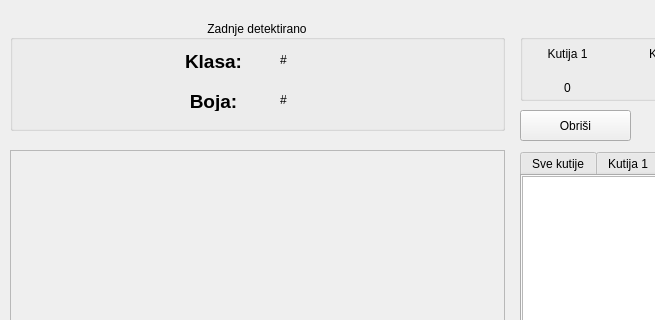
Above: qtapp/MainWindow.ui from vsimundic/ugrsshapesdetection before the change; both pictures show x 0 to 655 and y 0 to 320 of the 1030 by 550 pixel window. Below: the same form after it.
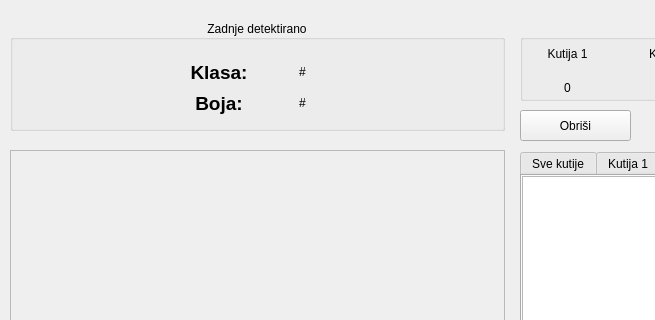
That is the form after the change.

Patch:
```diff
--- a/qtapp/MainWindow.ui
+++ b/qtapp/MainWindow.ui
@@ -265,15 +265,20 @@
     <property name="alignment">
      <set>Qt::AlignCenter</set>
     </property>
+    <widget class="QWidget" name="">
+     <property name="geometry">
+      <rect>
+       <x>170</x>
+       <y>40</y>
+       <width>161</width>
+       <height>56</height>
+      </rect>
+     </property>
+     <layout class="QVBoxLayout" name="verticalLayout_2">
+      <item>
+       <layout class="QHBoxLayout" name="horizontalLayout_3">
+        <item>
     <widget class="QLabel" name="lb_class">
-     <property name="geometry">
-      <rect>
-       <x>170</x>
-       <y>30</y>
-       <width>67</width>
-       <height>21</height>
-      </rect>
-     </property>
      <property name="text">
       <string>&lt;html&gt;&lt;head/&gt;&lt;body&gt;&lt;p&gt;&lt;span style=&quot; font-size:14pt; font-weight:600;&quot;&gt;Klasa:&lt;/span&gt;&lt;/p&gt;&lt;/body&gt;&lt;/html&gt;</string>
      </property>
@@ -284,15 +289,26 @@
       <set>Qt::AlignCenter</set>
      </property>
     </widget>
+        </item>
+        <item>
+         <widget class="QLabel" name="lb_class_name">
+          <property name="text">
+           <string>#</string>
+          </property>
+          <property name="textFormat">
+           <enum>Qt::RichText</enum>
+          </property>
+          <property name="alignment">
+           <set>Qt::AlignCenter</set>
+          </property>
+         </widget>
+        </item>
+       </layout>
+      </item>
+      <item>
+       <layout class="QHBoxLayout" name="horizontalLayout_4">
+        <item>
     <widget class="QLabel" name="lb_color">
-     <property name="geometry">
-      <rect>
-       <x>170</x>
-       <y>70</y>
-       <width>67</width>
-       <height>21</height>
-      </rect>
-     </property>
      <property name="text">
       <string>&lt;html&gt;&lt;head/&gt;&lt;body&gt;&lt;p&gt;&lt;span style=&quot; font-size:14pt; font-weight:600;&quot;&gt;Boja:&lt;/span&gt;&lt;/p&gt;&lt;/body&gt;&lt;/html&gt;</string>
      </property>
@@ -303,34 +319,9 @@
       <set>Qt::AlignCenter</set>
      </property>
     </widget>
-    <widget class="QLabel" name="lb_class_name">
-     <property name="geometry">
-      <rect>
-       <x>240</x>
-       <y>30</y>
-       <width>67</width>
-       <height>21</height>
-      </rect>
-     </property>
-     <property name="text">
-      <string>#</string>
-     </property>
-     <property name="textFormat">
-      <enum>Qt::RichText</enum>
-     </property>
-     <property name="alignment">
-      <set>Qt::AlignCenter</set>
-     </property>
-    </widget>
+        </item>
+        <item>
     <widget class="QLabel" name="lb_color_name">
-     <property name="geometry">
-      <rect>
-       <x>240</x>
-       <y>70</y>
-       <width>67</width>
-       <height>21</height>
-      </rect>
-     </property>
      <property name="text">
       <string>#</string>
      </property>
@@ -341,6 +332,16 @@
       <set>Qt::AlignCenter</set>
      </property>
     </widget>
+        </item>
+       </layout>
+      </item>
+     </layout>
+    </widget>
+    <zorder>lb_class</zorder>
+    <zorder>lb_color</zorder>
+    <zorder>lb_class_name</zorder>
+    <zorder>lb_color_name</zorder>
+    <zorder></zorder>
    </widget>
    <widget class="QGroupBox" name="groupBox_NumberOfElements">
     <property name="enabled">
```
Left out of the diff: 23 changed lines with no effect on the pictures. Lines whose indentation alone changed are shown as unchanged.
